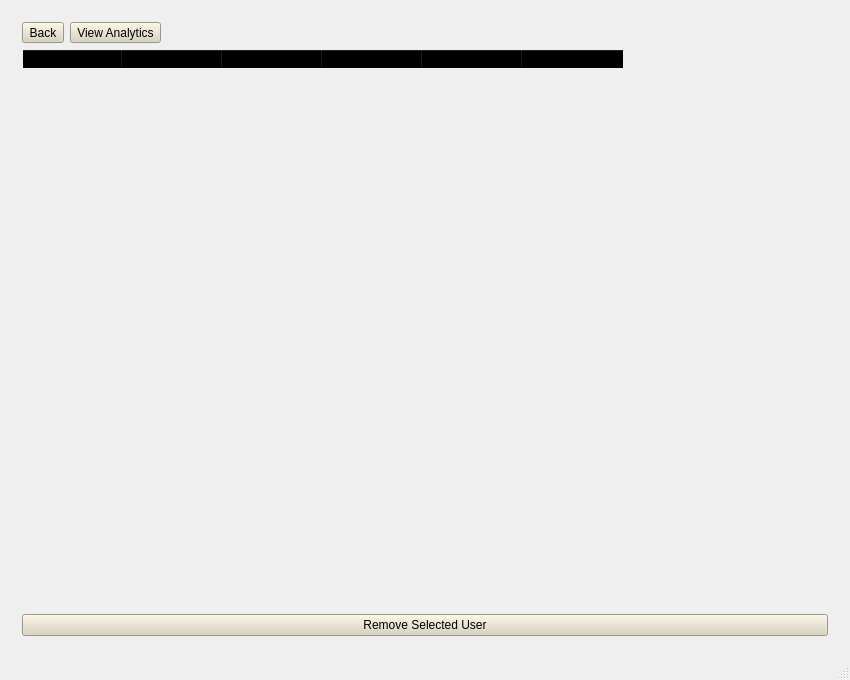
Old version of the form mainwindow.ui in the repository nphelpsiv/Education-App.
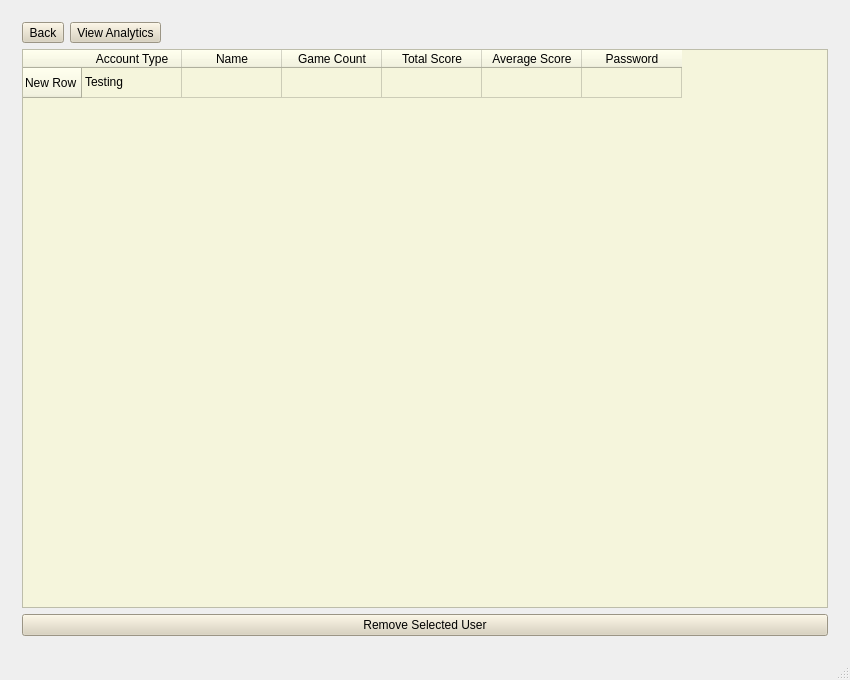
New version of the form. Icons and pictures are not drawn.

```diff
--- a/mainwindow.ui
+++ b/mainwindow.ui
@@ -2589,10 +2589,10 @@
              </colorrole>
              <colorrole role="Button">
               <brush brushstyle="SolidPattern">
-               <color alpha="0">
-                <red>0</red>
-                <green>0</green>
-                <blue>0</blue>
+               <color alpha="255">
+                <red>245</red>
+                <green>245</green>
+                <blue>220</blue>
                </color>
               </brush>
              </colorrole>
@@ -2615,20 +2615,20 @@
               </brush>
              </colorrole>
              <colorrole role="Base">
-              <brush brushstyle="NoBrush">
+              <brush brushstyle="SolidPattern">
                <color alpha="255">
-                <red>0</red>
-                <green>0</green>
-                <blue>0</blue>
+                <red>245</red>
+                <green>245</green>
+                <blue>220</blue>
                </color>
               </brush>
              </colorrole>
              <colorrole role="Window">
               <brush brushstyle="SolidPattern">
-               <color alpha="0">
-                <red>0</red>
-                <green>0</green>
-                <blue>0</blue>
+               <color alpha="255">
+                <red>245</red>
+                <green>245</green>
+                <blue>220</blue>
                </color>
               </brush>
              </colorrole>
@@ -2672,10 +2672,10 @@
              </colorrole>
              <colorrole role="Button">
               <brush brushstyle="SolidPattern">
-               <color alpha="0">
-                <red>0</red>
-                <green>0</green>
-                <blue>0</blue>
+               <color alpha="255">
+                <red>245</red>
+                <green>245</green>
+                <blue>220</blue>
                </color>
               </brush>
              </colorrole>
@@ -2698,20 +2698,20 @@
               </brush>
              </colorrole>
              <colorrole role="Base">
-              <brush brushstyle="NoBrush">
+              <brush brushstyle="SolidPattern">
                <color alpha="255">
-                <red>0</red>
-                <green>0</green>
-                <blue>0</blue>
+                <red>245</red>
+                <green>245</green>
+                <blue>220</blue>
                </color>
               </brush>
              </colorrole>
              <colorrole role="Window">
               <brush brushstyle="SolidPattern">
-               <color alpha="0">
-                <red>0</red>
-                <green>0</green>
-                <blue>0</blue>
+               <color alpha="255">
+                <red>245</red>
+                <green>245</green>
+                <blue>220</blue>
                </color>
               </brush>
              </colorrole>
@@ -2828,6 +2828,9 @@
             </disabled>
            </palette>
           </property>
+          <property name="styleSheet">
+           <string notr="true"/>
+          </property>
           <property name="editTriggers">
            <set>QAbstractItemView::NoEditTriggers</set>
           </property>
@@ -2837,6 +2840,11 @@
           <property name="selectionBehavior">
            <enum>QAbstractItemView::SelectRows</enum>
           </property>
+          <row>
+           <property name="text">
+            <string>New Row</string>
+           </property>
+          </row>
           <column>
            <property name="text">
             <string>Account Type</string>
@@ -2867,6 +2875,11 @@
             <string>Password</string>
            </property>
           </column>
+          <item row="0" column="0">
+           <property name="text">
+            <string>Testing</string>
+           </property>
+          </item>
          </widget>
         </item>
         <item>
```
Left out of the diff: 42 changed lines with no effect on the pictures.
